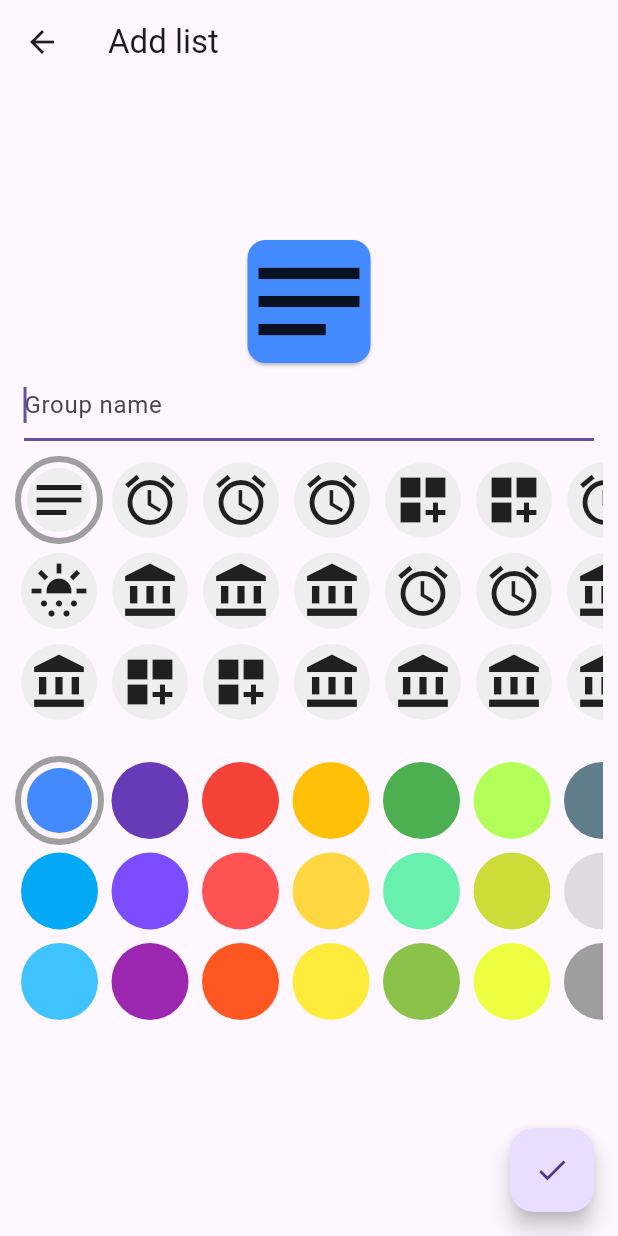
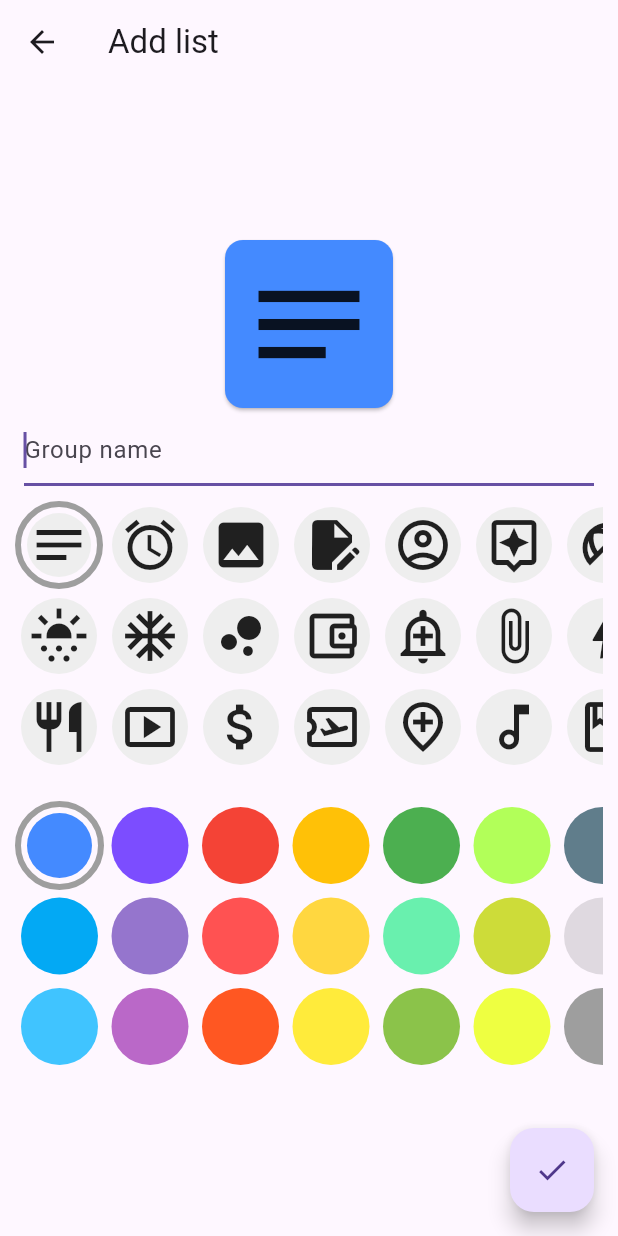
Before and after one commit to alexsedy/todo_app, a Flutter app: the _GroupFormBodyWidget screen opened directly, on a phone screen of 412 x 824 dp. Run offline on Flutter 3.47's test engine with Material 3 defaults, Android fonts, the phone set to English and light mode, and no system bars; our stand-ins replace flutter_slidable, hive, hive_flutter; accounts and stored records are empty.

Commit message:
fix select icon and color

```diff
--- a/lib/ui/widget_ui/group/group_form/group_form_widget.dart
+++ b/lib/ui/widget_ui/group/group_form/group_form_widget.dart
@@ -38,7 +38,7 @@ class _GroupFormBodyWidget extends StatelessWidget {
           mainAxisAlignment: MainAxisAlignment.center,
           children: [
             Container(height: 100,),
-            _GroupIconWidget(),
+            _GroupIconWidget(key: _GroupIconWidgetState.iconWidgetKey),
             _GroupNameWidget(),
             _GroupSelectIcon(),
             _GroupSelectColor(),
@@ -59,6 +59,7 @@ class _GroupNameWidget extends StatelessWidget {
     return Padding(
       padding: const EdgeInsets.symmetric(horizontal: 16),
       child: TextField(
+        textCapitalization: TextCapitalization.sentences,
         autofocus: true,
         textInputAction: TextInputAction.done,
         decoration: const InputDecoration(
@@ -71,18 +72,32 @@ class _GroupNameWidget extends StatelessWidget {
   }
 }
 
-class _GroupIconWidget extends StatelessWidget {
+class _GroupIconWidget extends StatefulWidget {
   const _GroupIconWidget({super.key});
+
+  @override
+  State<_GroupIconWidget> createState() => _GroupIconWidgetState();
+}
+
+class _GroupIconWidgetState extends State<_GroupIconWidget> {
+  static final GlobalKey<_GroupIconWidgetState> iconWidgetKey = GlobalKey<_GroupIconWidgetState>();
+
+  void updateWidget() {
+    setState(() {
+
+    });
+  }
 
   @override
   Widget build(BuildContext context) {
     var model = GroupFormWidgetModelProvider.read(context)?.model;
 
     return Stack(
+      alignment: AlignmentDirectional.center,
       children: [
         SizedBox(
-            width: 90,
-            height: 90,
+            width: 120,
+            height: 120,
             child: Card(color: IconAndColorComponent.getColorByIndex(model?.selectedColor ?? 0))),
             //child: Card(color: model?.getColorByIndex())),
         Icon(IconAndColorComponent.getIconByIndex(model?.selectedIcon ?? 0), size: 90),
@@ -125,6 +140,7 @@ class _GroupSelectIconState extends State<_GroupSelectIcon> {
               splashColor: Colors.transparent,
               onTap: () {
                 GroupFormWidgetModelProvider.read(context)?.model.selectedIcon = index;
+                _GroupIconWidgetState.iconWidgetKey.currentState?.updateWidget();
                 setState(() {
                   selectedIndex = index;
                 });
@@ -171,7 +187,7 @@ class _GroupSelectColorState extends State<_GroupSelectColor> {
 
   @override
   Widget build(BuildContext context) {
-    const List<Color> _colorList = IconAndColorComponent.colors;
+    final List<Color> _colorList = IconAndColorComponent.colors;
 
     return Padding(
       padding: const EdgeInsets.symmetric(horizontal: 10, vertical: 10),
@@ -191,6 +207,7 @@ class _GroupSelectColorState extends State<_GroupSelectColor> {
               splashColor: Colors.transparent,
               onTap: () {
                 GroupFormWidgetModelProvider.read(context)?.model.selectedColor = index;
+                _GroupIconWidgetState.iconWidgetKey.currentState?.updateWidget();
                 setState(() {
                   selectedIndex = index;
                 });
--- a/lib/ui/widget_ui/group/group_form/group_form_widget_model.dart
+++ b/lib/ui/widget_ui/group/group_form/group_form_widget_model.dart
@@ -78,40 +78,111 @@ abstract class IconAndColorComponent {
   static const icons = [
     Icons.notes,
     Icons.sunny_snowing,
-    Icons.account_balance,
+    Icons.restaurant_outlined,
     Icons.access_alarm,
-    Icons.account_balance,
-    Icons.dashboard_customize_sharp,
-    Icons.access_alarm,
-    Icons.account_balance,
-    Icons.dashboard_customize_sharp,
-    Icons.access_alarm,
-    Icons.account_balance,
-    Icons.account_balance,
-    Icons.dashboard_customize_sharp,
-    Icons.access_alarm,
-    Icons.account_balance,
-    Icons.dashboard_customize_sharp,
-    Icons.access_alarm,
-    Icons.account_balance,
-    Icons.access_alarm,
-    Icons.account_balance,
-    Icons.account_balance,
-    Icons.dashboard_customize_sharp,
-    Icons.access_alarm,
-    Icons.account_balance,
-    Icons.dashboard_customize_sharp,
-    Icons.access_alarm,
-    Icons.account_balance,
+    Icons.ac_unit,
+    Icons.smart_display_outlined,
+    Icons.photo,
+    Icons.bubble_chart,
+    Icons.attach_money_outlined,
+    Icons.edit_document,
+    Icons.account_balance_wallet_outlined,
+    Icons.airplane_ticket_outlined,
+    Icons.account_circle_outlined,
+    Icons.add_alert_outlined,
+    Icons.add_location_outlined,
+    Icons.assistant_outlined,
+    Icons.attach_file_outlined,
+    Icons.audiotrack_outlined,
+    Icons.beach_access_outlined,
+    Icons.bolt_outlined,
+    Icons.book_outlined,
+    Icons.border_color_outlined,
+    Icons.business_center_outlined,
+    Icons.cake_outlined,
+    Icons.calendar_month_outlined,
+    Icons.castle_outlined,
+    Icons.catching_pokemon_outlined,
+    Icons.cleaning_services_outlined,
+    Icons.coffee_outlined,
+    Icons.color_lens_outlined,
+    Icons.computer_outlined,
+    Icons.deck_outlined,
+    Icons.delivery_dining_outlined,
+    Icons.description_outlined,
+    Icons.developer_mode_outlined,
+    Icons.directions_bike_outlined,
+    Icons.directions_car_filled_outlined,
+    Icons.directions_walk,
+    Icons.diversity_3_outlined,
+    Icons.downhill_skiing_outlined,
+    Icons.drafts_outlined,
+    Icons.eco_outlined,
+    Icons.email_outlined,
+    Icons.emergency_outlined,
+    Icons.emoji_emotions_outlined,
+    Icons.emoji_objects_outlined,
+    Icons.event,
+    Icons.explore_outlined,
+    Icons.extension_outlined,
+    Icons.family_restroom_outlined,
+    Icons.favorite_border,
+    Icons.feedback_outlined,
+    Icons.flatware,
+    Icons.flight,
+    Icons.forest_outlined,
+    Icons.gamepad_outlined,
+    Icons.golf_course_outlined,
+    Icons.groups_2_outlined,
+    Icons.headphones_outlined,
+    Icons.help_outline_outlined,
+    Icons.hiking_outlined,
+    Icons.home_outlined,
+    Icons.icecream_outlined,
+    Icons.kitchen_outlined,
+    Icons.language,
+    Icons.laptop,
+    Icons.light_mode_outlined,
+    Icons.liquor,
+    Icons.local_florist_outlined,
+    Icons.local_grocery_store_outlined,
+    Icons.local_mall_outlined,
+    Icons.local_movies,
+    Icons.luggage_outlined,
+    Icons.medication_outlined,
+    Icons.mood_bad,
+    Icons.movie_outlined,
+    Icons.nightlife,
+    Icons.outdoor_grill,
+    Icons.park_outlined,
+    Icons.pets,
+    Icons.privacy_tip_outlined,
+    Icons.push_pin_outlined,
+    Icons.rocket_launch_outlined,
+    Icons.school_outlined,
+    Icons.science_outlined,
+    Icons.search,
+    Icons.self_improvement,
+    Icons.sentiment_neutral_rounded,
+    Icons.sentiment_very_dissatisfied_outlined,
+    Icons.sentiment_very_satisfied_outlined,
+    Icons.shopify,
+    Icons.shopping_cart_outlined,
+    Icons.sports_basketball_outlined,
+    Icons.sports_esports_outlined,
+    Icons.star_border,
+    Icons.theaters_outlined,
+    Icons.wine_bar,
+    Icons.work_outline,
   ];
 
-  static const colors = [
+  static final List<Color> _colors = [
     Colors.blueAccent,
     Colors.lightBlue,
     Colors.lightBlueAccent,
-    Colors.deepPurple,
     Colors.deepPurpleAccent,
-    Colors.purple,
+    Colors.deepPurple.shade300,
+    Colors.purple.shade300,
     Colors.red,
     Colors.redAccent,
     Colors.deepOrange,
@@ -129,11 +200,13 @@ abstract class IconAndColorComponent {
     Colors.grey,
   ];
 
+  static List<Color> get colors => _colors;
+
   static IconData getIconByIndex(int index) {
     return icons[index];
   }
 
   static Color getColorByIndex(int index) {
-    return colors[index];
+    return _colors[index];
   }
 }
--- a/lib/ui/widget_ui/group/groups/groups_widget.dart
+++ b/lib/ui/widget_ui/group/groups/groups_widget.dart
@@ -140,23 +140,48 @@ class _GroupRowWidget extends StatelessWidget {
     return Slidable(
       endActionPane: ActionPane(motion: const ScrollMotion(),
         children: [
-          SlidableAction(
-            onPressed: (context) => model.deleteGroup(indexInList),
-            backgroundColor: Colors.redAccent,
-            foregroundColor: Colors.white,
-            icon: Icons.delete,
-            label: 'Delete',
+          SizedBox(
+            height: 195,
+            width: 50,
+            child: SlidableAction(
+              onPressed: (context) => model.deleteGroup(indexInList),
+              autoClose: true,
+              padding: EdgeInsets.symmetric(horizontal: 10),
+              borderRadius: BorderRadius.circular(12),
+              backgroundColor: Colors.redAccent,
+              foregroundColor: Colors.white,
+              icon: Icons.delete,
+              //label: 'Delete',
+            ),
+          ),
+          SizedBox(
+            height: 195,
+            width: 50,
+            child: SlidableAction(
+              onPressed: (context) {},
+              autoClose: true,
+              padding: EdgeInsets.symmetric(horizontal: 10),
+              borderRadius: BorderRadius.circular(12),
+              backgroundColor: Colors.blueGrey,
+              foregroundColor: Colors.white,
+              icon: Icons.edit,
+              //label: 'Delete',
+            ),
           ),
         ],
       ),
       child: Card(
-        color: IconAndColorComponent.getColorByIndex(colorIndex),
+        //color: IconAndColorComponent.getColorByIndex(colorIndex),
         child: ListTile(
           title: Column(
             crossAxisAlignment: CrossAxisAlignment.start,
             children: [
               Container(height: 14),
-              Container(child: Icon(IconAndColorComponent.getIconByIndex(iconIndex), size: 40,)),
+              Container(
+                child: Icon(
+                  IconAndColorComponent.getIconByIndex(iconIndex),
+                  size: 40,
+                  color: IconAndColorComponent.getColorByIndex(colorIndex),)),
               Container(height: 34),
               Text(
                 group.name,
--- a/lib/ui/widget_ui/group/groups/groups_widget_model.dart
+++ b/lib/ui/widget_ui/group/groups/groups_widget_model.dart
@@ -57,11 +57,11 @@ class GroupWidgetModel extends ChangeNotifier{
   }
 
   int completedTasks(Group group) {
-    return group.tasks?.where((task) => !task.isDone).length ?? 0;
+    return group.tasks?.where((task) => task.isDone).length ?? 0;
   }
 
   int uncompletedTasks(Group group) {
-    return group.tasks?.where((task) => task.isDone).length ?? 0;
+    return group.tasks?.where((task) => !task.isDone).length ?? 0;
   }
 
   @override
--- a/lib/ui/widget_ui/group/notes/note_form/note_form_widget.dart
+++ b/lib/ui/widget_ui/group/notes/note_form/note_form_widget.dart
@@ -47,6 +47,7 @@ class _TextFormBodyWidget extends StatelessWidget {
               Center(
                 child: TextField(
                   controller: headerController,
+                  textCapitalization: TextCapitalization.sentences,
                   maxLines: 1,
                   decoration: const InputDecoration(
                     hintStyle: TextStyle(
@@ -65,6 +66,7 @@ class _TextFormBodyWidget extends StatelessWidget {
                 child: SingleChildScrollView(
                   child: TextField(
                     controller: noteBodyController,
+                    textCapitalization: TextCapitalization.sentences,
                     minLines: 1,
                     maxLines: 50,
                     textInputAction: TextInputAction.newline,
--- a/lib/ui/widget_ui/task/task_form/task_form_widget.dart
+++ b/lib/ui/widget_ui/task/task_form/task_form_widget.dart
@@ -45,6 +45,7 @@ class _TextFormBodyWidget extends StatelessWidget {
             Padding(
               padding: const EdgeInsets.all(10),
               child: TextField(
+                textCapitalization: TextCapitalization.sentences,
                 autofocus: true,
                 textInputAction: TextInputAction.newline,
                 minLines: 1,
```
